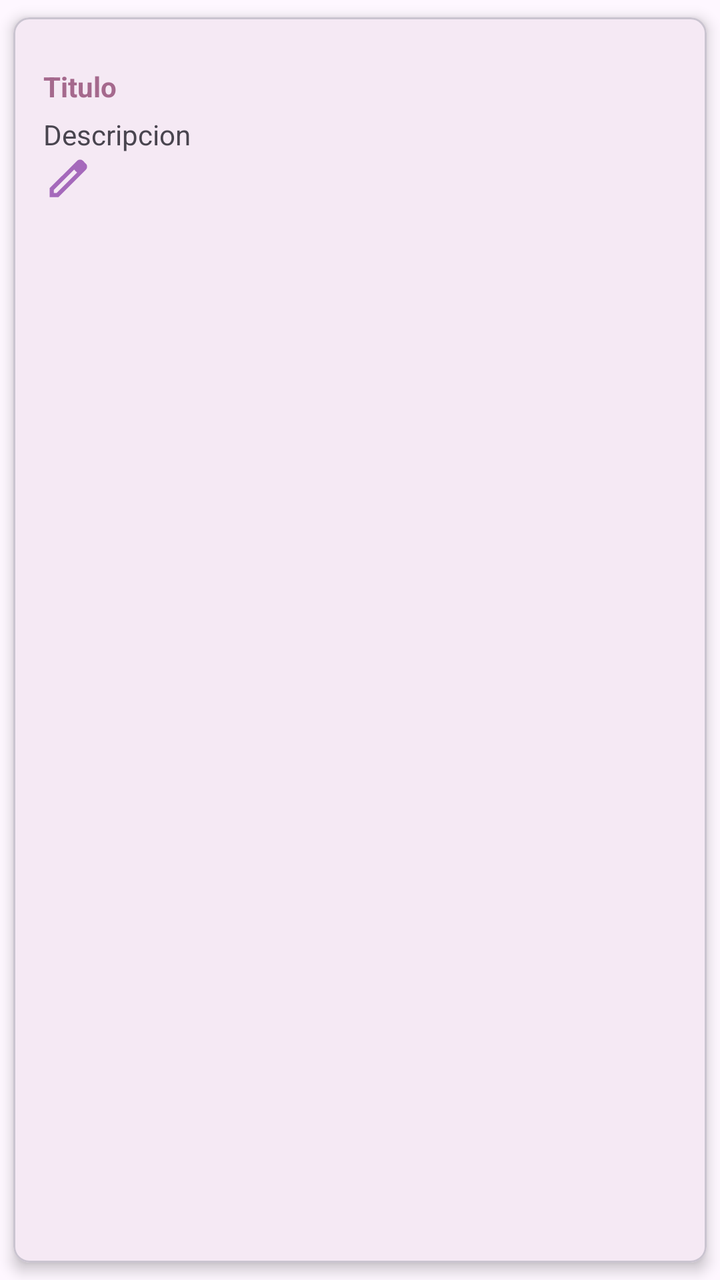
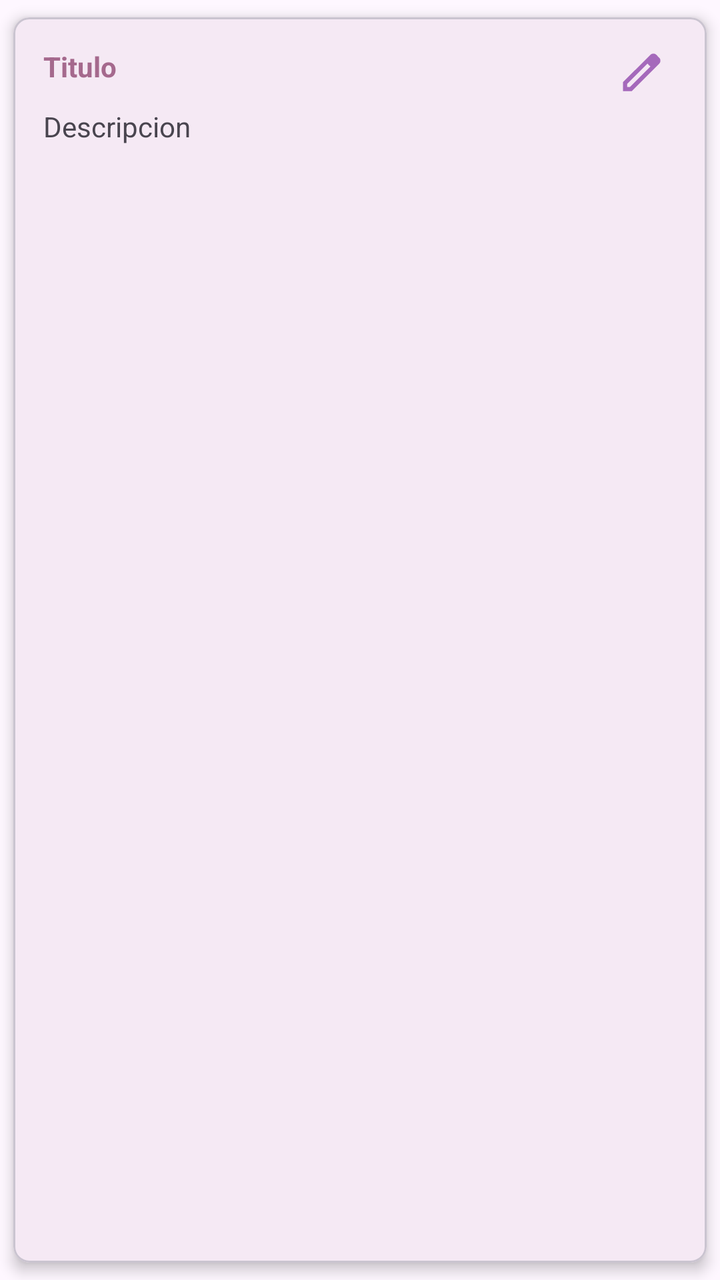

Two renders of the same Android screen: before a commit and after it. Below are the layout's source before the change and the commit's diff.
<!-- AndroidManifest.xml: application theme Theme.NotasAppSQLite -->
<!-- res/layout/item_nota.xml -->
<?xml version="1.0" encoding="utf-8"?>
<com.google.android.material.card.MaterialCardView xmlns:android="http://schemas.android.com/apk/res/android"
    android:layout_width="match_parent"
    android:layout_height="wrap_content"
    xmlns:app="http://schemas.android.com/apk/res-auto"
    app:cardCornerRadius="8dp"
    app:cardElevation="4dp"
    app:cardUseCompatPadding="true"
    >

    <androidx.appcompat.widget.LinearLayoutCompat
        android:layout_width="match_parent"
        android:layout_height="wrap_content"
        android:orientation="vertical"
        android:padding="15dp">

        <RelativeLayout
            android:layout_width="match_parent"
            android:layout_height="wrap_content"
            android:orientation="horizontal"
            android:layout_marginTop="10dp">

            <TextView
                android:id="@+id/item_titulo"
                android:text="@string/item_titulo"
                android:textColor="@color/morado"
                android:textStyle="bold"
                android:layout_width="wrap_content"
                android:layout_height="wrap_content"/>


        </RelativeLayout>
        
        <TextView
            android:id="@+id/item_descripcion"
            android:text="@string/item_descripcion"
            android:maxLines="3"
            android:layout_marginTop="5dp"
            android:layout_width="wrap_content"
            android:layout_height="wrap_content"/>
        
        <ImageView
            android:id="@+id/ivActualizar"
            android:layout_alignParentEnd="true"
            android:src="@drawable/ic_editar"
            android:layout_marginEnd="30dp"
            android:layout_width="25dp"
            android:layout_height="25dp"/>

    </androidx.appcompat.widget.LinearLayoutCompat>

</com.google.android.material.card.MaterialCardView>
<!-- resources referenced by this layout -->
<resources>
  <color name="morado">#A5698D</color>
  <!-- drawable ic_editar (drawable) -->
  <vector xmlns:android="http://schemas.android.com/apk/res/android" android:height="24dp" android:tint="#A569BB" android:viewportHeight="960" android:viewportWidth="960" android:width="24dp">
        
      <path android:fillColor="@android:color/white" android:pathData="M200,760L257,760L648,369L591,312L200,703L200,760ZM120,840L120,670L648,143Q660,132 674.5,126Q689,120 705,120Q721,120 736,126Q751,132 762,144L817,200Q829,211 834.5,226Q840,241 840,256Q840,272 834.5,286.5Q829,301 817,313L290,840L120,840ZM760,256L760,256L704,200L704,200L760,256ZM619,341L591,312L591,312L648,369L648,369L619,341Z"/>
      
  </vector>
  <string name="item_descripcion">Descripcion</string>
  <string name="item_titulo">Titulo</string>
  <style name="Theme.NotasAppSQLite" parent="Base.Theme.NotasAppSQLite" />
  <style name="Base.Theme.NotasAppSQLite" parent="Theme.Material3.DayNight.NoActionBar">
          
          <item name="colorPrimary">@color/morado</item>
          <item name="colorPrimaryVariant">@color/morado</item>
          <item name="android:statusBarColor">@color/morado</item>
      </style>
</resources>

<!-- the commit's change to res/layout/item_nota.xml (unified diff, before → after) -->
@@ -1,12 +1,12 @@
 <?xml version="1.0" encoding="utf-8"?>
-<com.google.android.material.card.MaterialCardView xmlns:android="http://schemas.android.com/apk/res/android"
+<com.google.android.material.card.MaterialCardView
+    xmlns:android="http://schemas.android.com/apk/res/android"
+    xmlns:app="http://schemas.android.com/apk/res-auto"
     android:layout_width="match_parent"
     android:layout_height="wrap_content"
-    xmlns:app="http://schemas.android.com/apk/res-auto"
     app:cardCornerRadius="8dp"
     app:cardElevation="4dp"
-    app:cardUseCompatPadding="true"
-    >
+    app:cardUseCompatPadding="true">
 
     <androidx.appcompat.widget.LinearLayoutCompat
         android:layout_width="match_parent"
@@ -16,36 +16,36 @@
 
         <RelativeLayout
             android:layout_width="match_parent"
-            android:layout_height="wrap_content"
-            android:orientation="horizontal"
-            android:layout_marginTop="10dp">
+            android:layout_height="wrap_content">
 
             <TextView
                 android:id="@+id/item_titulo"
+                android:layout_width="wrap_content"
+                android:layout_height="wrap_content"
+                android:layout_alignParentStart="true"
+                android:layout_toStartOf="@+id/ivActualizar"
                 android:text="@string/item_titulo"
                 android:textColor="@color/morado"
-                android:textStyle="bold"
-                android:layout_width="wrap_content"
-                android:layout_height="wrap_content"/>
+                android:textStyle="bold" />
 
+            <ImageView
+                android:id="@+id/ivActualizar"
+                android:layout_width="25dp"
+                android:layout_height="25dp"
+                android:layout_alignParentEnd="true"
+                android:layout_centerVertical="true"
+                android:layout_marginEnd="5dp"
+                android:src="@drawable/ic_editar" />
 
         </RelativeLayout>
-        
+
         <TextView
             android:id="@+id/item_descripcion"
-            android:text="@string/item_descripcion"
+            android:layout_width="match_parent"
+            android:layout_height="wrap_content"
+            android:layout_marginTop="5dp"
             android:maxLines="3"
-            android:layout_marginTop="5dp"
-            android:layout_width="wrap_content"
-            android:layout_height="wrap_content"/>
-        
-        <ImageView
-            android:id="@+id/ivActualizar"
-            android:layout_alignParentEnd="true"
-            android:src="@drawable/ic_editar"
-            android:layout_marginEnd="30dp"
-            android:layout_width="25dp"
-            android:layout_height="25dp"/>
+            android:text="@string/item_descripcion" />
 
     </androidx.appcompat.widget.LinearLayoutCompat>
 
